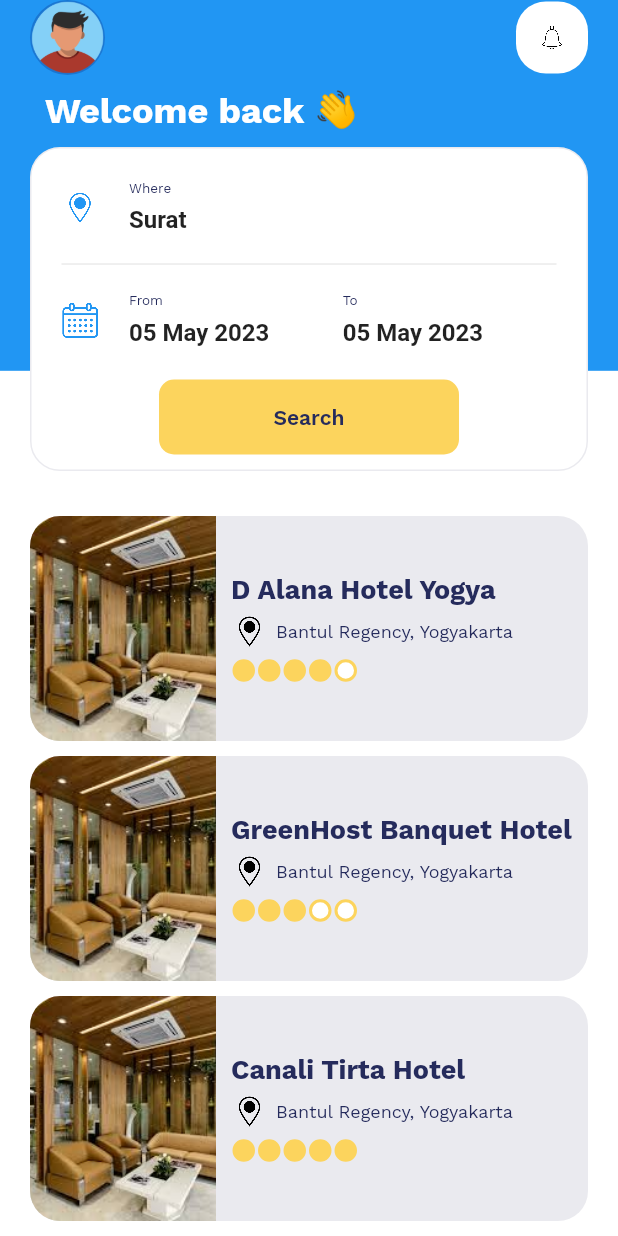
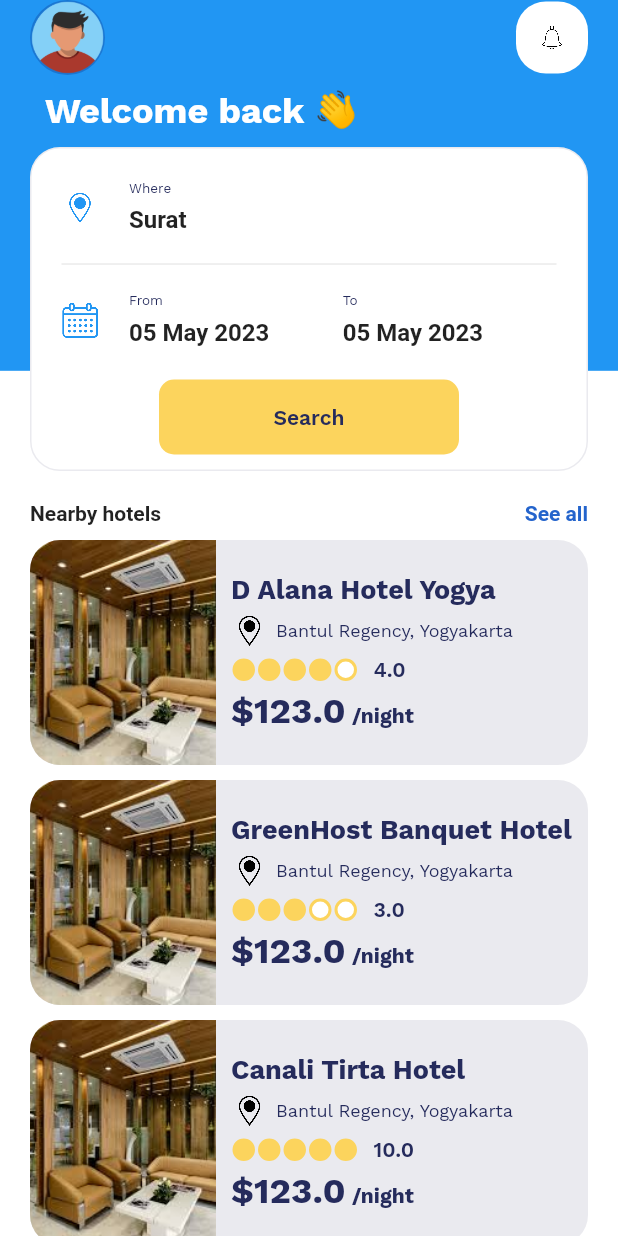
Before and after one commit to Snehal-Singh174/hotel-booking-app, a Flutter app: the screen it shows after launch, on a phone screen of 412 x 824 dp. Run offline on Flutter 3.47's test engine with Material 2 defaults, Android fonts, the phone set to English and light mode, and no system bars; our stand-ins replace flutter_riverpod, google_maps_flutter, riverpod_annotation; missing offline and left inert: flutter_config; generated files the repository leaves out were written again.

Commit message:
working on hotel card

```diff
--- a/lib/screens/home_screen.dart
+++ b/lib/screens/home_screen.dart
@@ -8,8 +8,11 @@ import 'package:intl/intl.dart';
 import '../gen/assets.gen.dart';
 import '../widgets/custom_button.dart';
 import '../widgets/custom_icon_button.dart';
+import '../widgets/custom_rating.dart';
 import '../widgets/custom_text_field.dart';
 import 'package:flutter_riverpod/flutter_riverpod.dart';
+
+import '../widgets/hotel_card.dart';
 
 class HomeScreen extends StatelessWidget {
   const HomeScreen({Key? key}) : super(key: key);
@@ -30,6 +33,7 @@ class HomeScreen extends StatelessWidget {
             ),
             Padding(
               padding: const EdgeInsets.symmetric(horizontal: 20.0),
+              child: SingleChildScrollView(
                 child: Column(
                   children: [
                     _HeaderSection(),
@@ -39,6 +43,7 @@ class HomeScreen extends StatelessWidget {
                     ),
                     _NearByHotels()
                   ],
+                ),
               ),
             )
           ],
@@ -152,10 +157,31 @@ class _NearByHotels extends ConsumerWidget {
     final hotels = ref.watch(allHotelsProvider);
     return Column(
       children: [
+        Row(
+          mainAxisAlignment: MainAxisAlignment.spaceBetween,
+          children: const [
+            Text(
+              'Nearby hotels',
+              style: TextStyle(
+                fontWeight: FontWeight.bold,
+                fontSize: 14,
+              ),
+            ),
+            Text(
+              'See all',
+              style: TextStyle(
+                fontWeight: FontWeight.bold,
+                fontSize: 14,
+                color: ColorName.blue
+              ),
+            ),
+          ],
+        ),
         hotels.when(
             data: (hotels) {
               return ListView.builder(
                   shrinkWrap: true,
+                  physics: NeverScrollableScrollPhysics(),
                   itemCount: hotels.length,
                   itemBuilder: (context, index) {
                     return HotelCard(hotel: hotels[index]);
@@ -167,106 +193,3 @@ class _NearByHotels extends ConsumerWidget {
     );
   }
 }
-
-class HotelCard extends StatelessWidget {
-  final HotelModel hotel;
-
-  const HotelCard({super.key, required this.hotel});
-
-  @override
-  Widget build(BuildContext context) {
-    return Container(
-      margin: const EdgeInsets.only(top: 10.0),
-      decoration: BoxDecoration(
-          color: ColorName.lightGrey.withAlpha(50),
-          borderRadius: BorderRadius.circular(20.0)),
-      child: Row(
-        children: [
-          Flexible(
-            flex: 1,
-            child: ClipRRect(
-              borderRadius: const BorderRadius.only(
-                  topLeft: Radius.circular(20.0),
-                  bottomLeft: Radius.circular(20.0)),
-              child: Image.asset(
-                hotel.thumbnailPath,
-                fit: BoxFit.cover,
-                height: 150,
-              ),
-            ),
-          ),
-          Flexible(
-              flex: 2,
-              child: Padding(
-                padding: const EdgeInsets.symmetric(horizontal: 10.0),
-                child: Column(
-                  crossAxisAlignment: CrossAxisAlignment.start,
-                  children: [
-                    AppText.large(
-                      hotel.title,
-                      fontSize: 18,
-                      textAlign: TextAlign.left,
-                      maxLine: 2,
-                    ),
-                    const SizedBox(
-                      height: 5,
-                    ),
-                    Row(
-                      children: [
-                        Assets.icon.location.image(scale: 8),
-                        const SizedBox(
-                          width: 5,
-                        ),
-                        AppText.small(hotel.location)
-                      ],
-                    ),
-                    const SizedBox(
-                      height: 5,
-                    ),
-                    CustomRating(
-                      ratingScore: hotel.ratingScore,
-                    ),
-                  ],
-                ),
-              )),
-        ],
-      ),
-    );
-  }
-}
-
-class CustomRating extends StatelessWidget {
-  final double ratingScore;
-  final int totalReviews;
-  final bool showReviews;
-
-  const CustomRating(
-      {required this.ratingScore,
-      this.totalReviews = 0,
-      this.showReviews = false,
-      Key? key})
-      : super(key: key);
-
-  @override
-  Widget build(BuildContext context) {
-    const size = 15.0;
-    return Row(
-      children: [
-        for (int i = 1; i <= 5; i++)
-          Container(
-            margin: const EdgeInsets.all(1.0),
-            height: size,
-            width: size,
-            decoration: BoxDecoration(
-              color: i <= ratingScore ? ColorName.yellow : Colors.white,
-              shape: BoxShape.circle,
-              border: Border.all(
-                color: ColorName.yellow,
-                width: 2,
-              ),
-            ),
-          ),
-      ],
-    );
-  }
-}
--- a/lib/widgets/app_text.dart
+++ b/lib/widgets/app_text.dart
@@ -115,4 +115,46 @@ class AppTextSpan extends TextSpan {
               overflow: textOverflow,
               letterSpacing: letterSpacing),
         );
+
+  AppTextSpan.medium(String data,
+      {this.color = ColorName.primaryColor,
+      this.fontWeight = FontWeight.bold,
+      this.textAlign,
+      int? maxLine,
+      TextOverflow? textOverflow,
+      this.height,
+      this.letterSpacing,
+      this.fontSize = 14})
+      : super(
+          text: data,
+          style: TextStyle(
+              fontFamily: FontFamily.workSans,
+              fontSize: fontSize,
+              color: color,
+              height: height,
+              fontWeight: fontWeight,
+              overflow: textOverflow,
+              letterSpacing: letterSpacing),
+        );
+
+  AppTextSpan.small(String data,
+      {this.color = ColorName.primaryColor,
+      this.fontWeight = FontWeight.bold,
+      this.textAlign,
+      int? maxLine,
+      TextOverflow? textOverflow,
+      this.height,
+      this.letterSpacing,
+      this.fontSize = 12})
+      : super(
+          text: data,
+          style: TextStyle(
+              fontFamily: FontFamily.workSans,
+              fontSize: fontSize,
+              color: color,
+              height: height,
+              fontWeight: fontWeight,
+              overflow: textOverflow,
+              letterSpacing: letterSpacing),
+        );
 }
--- /dev/null
+++ b/lib/widgets/custom_rating.dart
@@ -0,0 +1,44 @@
+import 'package:flutter/material.dart';
+
+import '../gen/colors.gen.dart';
+import 'app_text.dart';
+
+class CustomRating extends StatelessWidget {
+  final double ratingScore;
+  final int totalReviews;
+  final bool showReviews;
+
+  const CustomRating(
+      {required this.ratingScore,
+        this.totalReviews = 0,
+        this.showReviews = false,
+        Key? key})
+      : super(key: key);
+
+  @override
+  Widget build(BuildContext context) {
+    const size = 15.0;
+    return Row(
+      children: [
+        for (int i = 1; i <= 5; i++)
+          Container(
+            margin: const EdgeInsets.all(1.0),
+            height: size,
+            width: size,
+            decoration: BoxDecoration(
+              color: i <= ratingScore ? ColorName.yellow : Colors.white,
+              shape: BoxShape.circle,
+              border: Border.all(
+                color: ColorName.yellow,
+                width: 2,
+              ),
+            ),
+          ),
+        const SizedBox(
+          width: 10.0,
+        ),
+        AppText.medium('$ratingScore'),
+      ],
+    );
+  }
+}
--- /dev/null
+++ b/lib/widgets/hotel_card.dart
@@ -0,0 +1,83 @@
+import 'package:flutter/material.dart';
+
+import '../gen/assets.gen.dart';
+import '../gen/colors.gen.dart';
+import '../models/hotel_model.dart';
+import 'app_text.dart';
+import 'custom_rating.dart';
+
+class HotelCard extends StatelessWidget {
+  final HotelModel hotel;
+
+  const HotelCard({super.key, required this.hotel});
+
+  @override
+  Widget build(BuildContext context) {
+    return Container(
+      margin: const EdgeInsets.only(top: 10.0),
+      decoration: BoxDecoration(
+          color: ColorName.lightGrey.withAlpha(50),
+          borderRadius: BorderRadius.circular(20.0)),
+      child: Row(
+        children: [
+          Flexible(
+            flex: 1,
+            child: ClipRRect(
+              borderRadius: const BorderRadius.only(
+                  topLeft: Radius.circular(20.0),
+                  bottomLeft: Radius.circular(20.0)),
+              child: Image.asset(
+                hotel.thumbnailPath,
+                fit: BoxFit.cover,
+                height: 150,
+              ),
+            ),
+          ),
+          Flexible(
+              flex: 2,
+              child: Padding(
+                padding: const EdgeInsets.symmetric(horizontal: 10.0),
+                child: Column(
+                  crossAxisAlignment: CrossAxisAlignment.start,
+                  children: [
+                    AppText.large(
+                      hotel.title,
+                      fontSize: 18,
+                      textAlign: TextAlign.left,
+                      maxLine: 2,
+                    ),
+                    const SizedBox(
+                      height: 5,
+                    ),
+                    Row(
+                      children: [
+                        Assets.icon.location.image(scale: 8),
+                        const SizedBox(
+                          width: 5,
+                        ),
+                        AppText.small(hotel.location)
+                      ],
+                    ),
+                    const SizedBox(
+                      height: 5,
+                    ),
+                    CustomRating(
+                      ratingScore: hotel.ratingScore,
+                    ),
+                    const SizedBox(
+                      height: 5,
+                    ),
+                    RichText(
+                      text: TextSpan(children: [
+                        AppTextSpan.large('\$${hotel.price}'),
+                        AppTextSpan.medium(' /night')
+                      ]),
+                    ),
+                  ],
+                ),
+              )),
+        ],
+      ),
+    );
+  }
+}
```
Lines whose indentation alone changed are shown as unchanged.
